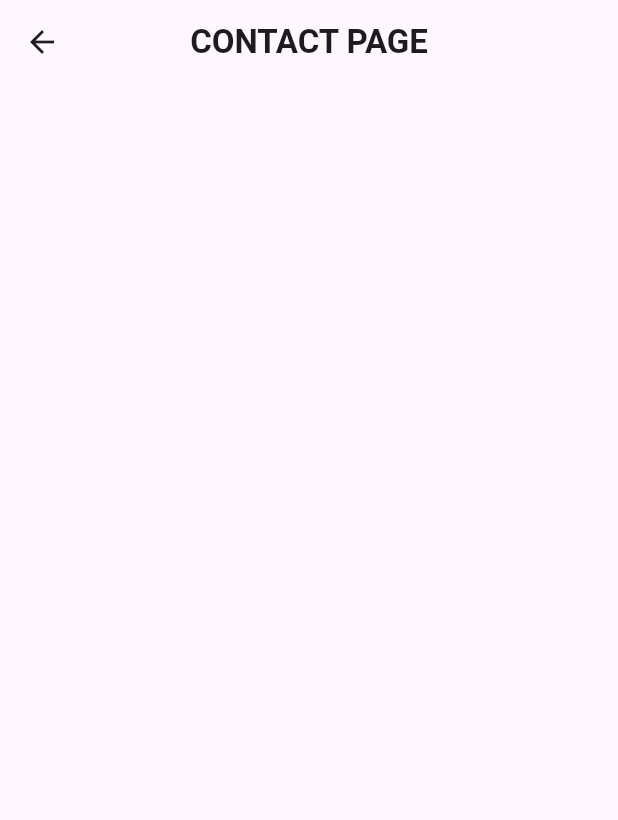
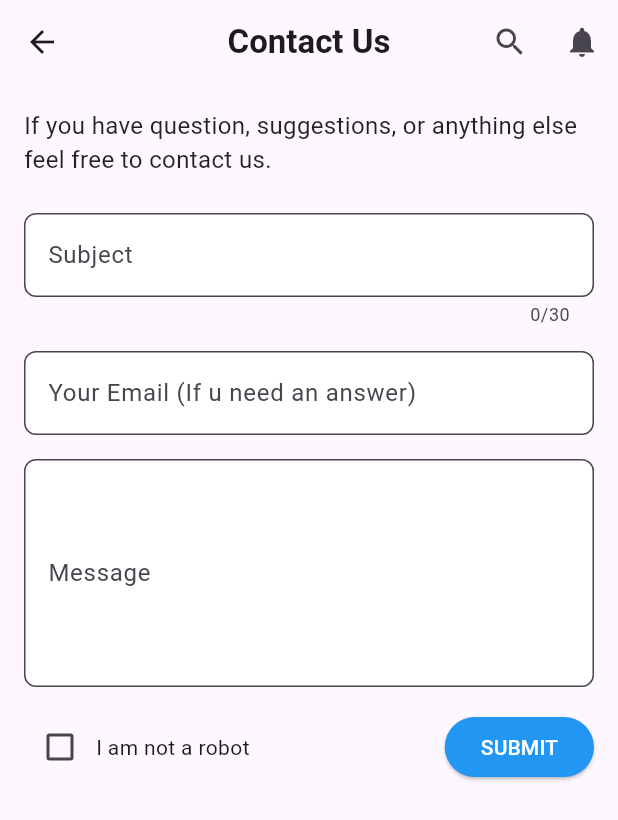
Before and after one commit to dinpran/ZoidMail, a Flutter app: the ContactUsPage screen opened directly, on a phone screen of 412 x 824 dp. Shown: the top 820 px of the screen. Run offline on Flutter 3.47's test engine with Material 3 defaults, Android fonts, the phone set to English and light mode, and no system bars; our stand-ins replace cloud_firestore, firebase_auth, firebase_core, shared_preferences; accounts and stored records are empty.

Commit message:
blogs and contact us page is done

```diff
--- a/lib/pages/contact_us.dart
+++ b/lib/pages/contact_us.dart
@@ -8,15 +8,132 @@ class ContactUsPage extends StatefulWidget {
 }
 
 class _ContactUsPageState extends State<ContactUsPage> {
+  // Controllers for form fields
+  final TextEditingController _subjectController = TextEditingController();
+  final TextEditingController _emailController = TextEditingController();
+  final TextEditingController _messageController = TextEditingController();
+  bool _isNotRobot = false;
+
+  @override
+  void dispose() {
+    _subjectController.dispose();
+    _emailController.dispose();
+    _messageController.dispose();
+    super.dispose();
+  }
+
   @override
   Widget build(BuildContext context) {
     return Scaffold(
       appBar: AppBar(
-        title: Text(
-          "CONTACT PAGE",
+        title: const Text(
+          "Contact Us",
           style: TextStyle(fontWeight: FontWeight.bold),
         ),
         centerTitle: true,
+        actions: [
+          IconButton(
+            icon: const Icon(Icons.search),
+            onPressed: () {
+              // Add search functionality here
+            },
+          ),
+          IconButton(
+            icon: const Icon(Icons.notifications),
+            onPressed: () {
+              // Add notification functionality here
+            },
+          ),
+        ],
+      ),
+      body: SingleChildScrollView(
+        padding: const EdgeInsets.all(16.0),
+        child: Column(
+          crossAxisAlignment: CrossAxisAlignment.start,
+          children: [
+            // Introductory Text
+            const Text(
+              "If you have question, suggestions, or anything else feel free to contact us.",
+              style: TextStyle(fontSize: 16, color: Colors.black87),
+            ),
+            const SizedBox(height: 24),
+            // Subject Field
+            TextField(
+              controller: _subjectController,
+              maxLength: 30,
+              decoration: InputDecoration(
+                labelText: "Subject",
+                counterText: "${_subjectController.text.length}/30",
+                border: OutlineInputBorder(
+                  borderRadius: BorderRadius.circular(8.0),
+                ),
+                filled: true,
+                fillColor: Colors.white, // Light blue background
+              ),
+            ),
+            const SizedBox(height: 16),
+            // Email Field
+            TextField(
+              controller: _emailController,
+              decoration: InputDecoration(
+                labelText: "Your Email (If u need an answer)",
+                border: OutlineInputBorder(
+                  borderRadius: BorderRadius.circular(8.0),
+                ),
+                filled: true,
+                fillColor: Colors.white, // Light blue background
+              ),
+              keyboardType: TextInputType.emailAddress,
+            ),
+            const SizedBox(height: 16),
+            // Message Field
+            TextField(
+              controller: _messageController,
+              maxLines: 5,
+              decoration: InputDecoration(
+                labelText: "Message",
+                border: OutlineInputBorder(
+                  borderRadius: BorderRadius.circular(8.0),
+                ),
+                filled: true,
+                fillColor: Colors.white, // Light blue background
+              ),
+            ),
+            const SizedBox(height: 16),
+            // Checkbox and Submit Button Row
+            Row(
+              mainAxisAlignment: MainAxisAlignment.spaceBetween,
+              children: [
+                Row(
+                  children: [
+                    Checkbox(
+                      value: _isNotRobot,
+                      onChanged: (value) {
+                        setState(() {
+                          _isNotRobot = value ?? false;
+                        });
+                      },
+                    ),
+                    const Text("I am not a robot"),
+                  ],
+                ),
+                ElevatedButton(
+                  onPressed: () {
+                    // Add submit functionality here
+                  },
+                  style: ElevatedButton.styleFrom(
+                    backgroundColor: Colors.blue,
+                    foregroundColor: Colors.white,
+                    shape: RoundedRectangleBorder(
+                      borderRadius: BorderRadius.circular(20),
+                    ),
+                  ),
+                  child: const Text("SUBMIT"),
+                ),
+              ],
+            ),
+          ],
+        ),
       ),
     );
   }
--- a/lib/pages/home_page.dart
+++ b/lib/pages/home_page.dart
@@ -1,7 +1,7 @@
 import 'package:flutter/material.dart';
 import 'package:zoidmail/auth/login_page.dart';
 import 'package:zoidmail/pages/Main_page.dart';
-import 'package:zoidmail/pages/blogs.dart';
+import 'package:zoidmail/pages/blogs/blogs.dart';
 import 'package:zoidmail/pages/contact_us.dart';
 import 'package:zoidmail/pages/settings.dart';
 import 'package:zoidmail/service/auth_service.dart';
```
Also changed, not shown: lib/pages/blogs.dart (deleted, +0 -23 lines), lib/pages/blogs/blog_detila_page.dart (added, +60 -0 lines), lib/pages/blogs/blogs.dart (added, +153 -0 lines), assets/blog_1.png (added), assets/blog_2.png (added), assets/blog_3.png (added).
